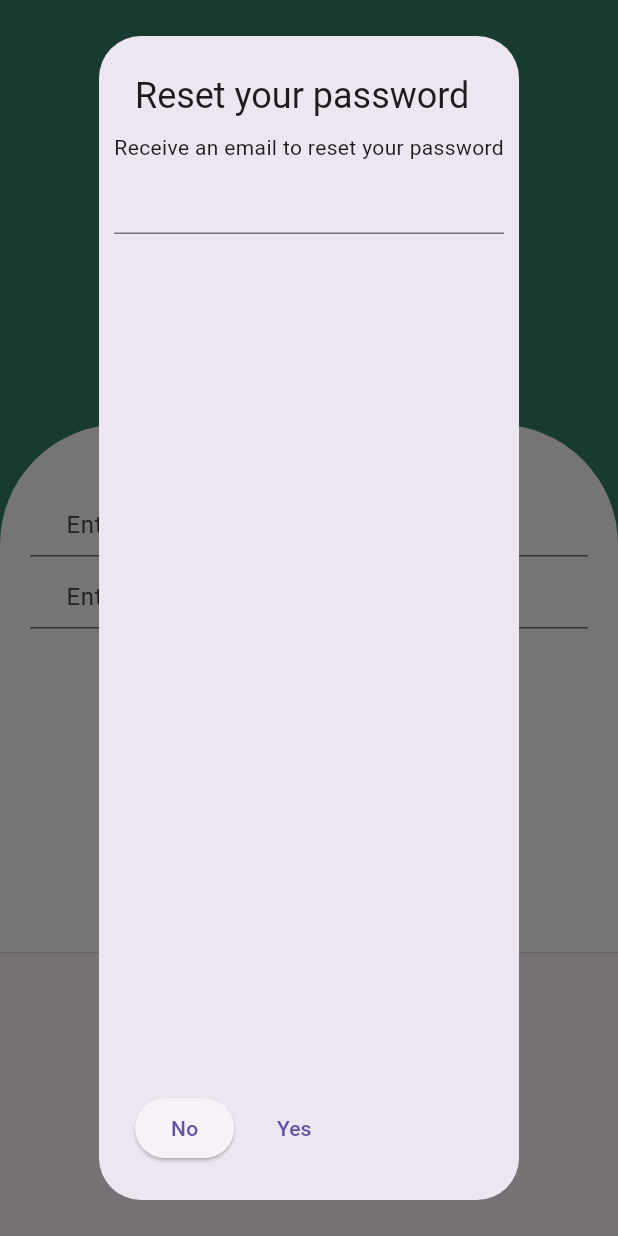
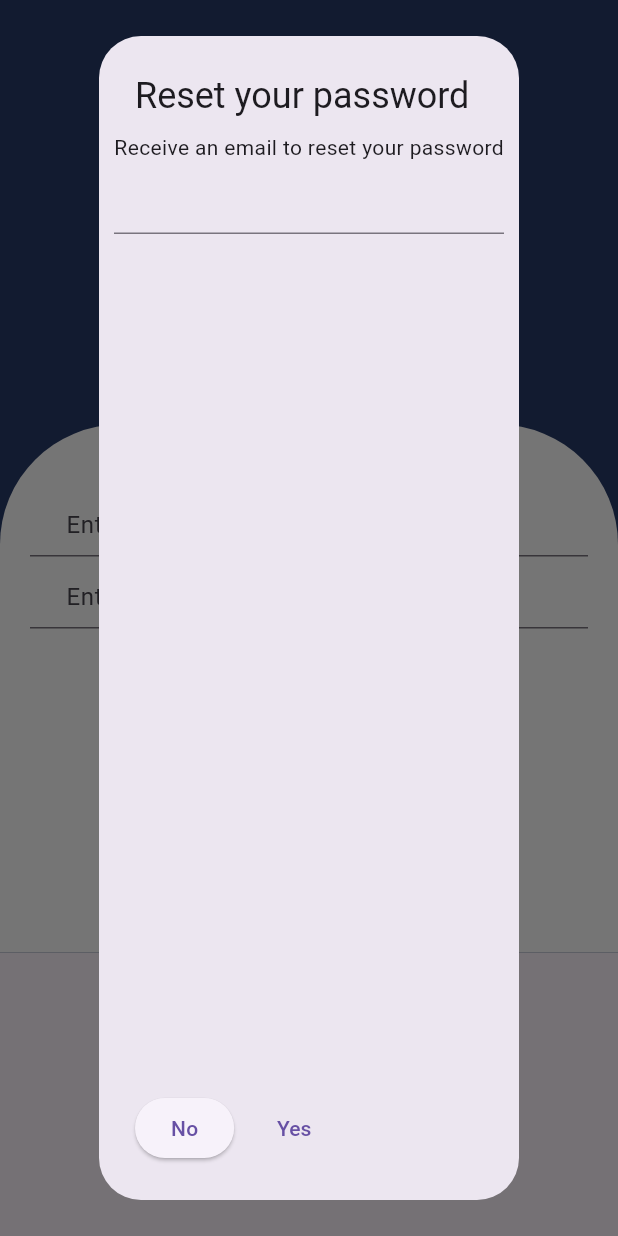
Before and after one commit to Hasnain077/new_chat, a Flutter app: the screen it shows after launch, after a tap on "Forgot Password?", on a phone screen of 412 x 824 dp. Run offline on Flutter 3.47's test engine with Material 2 defaults, Android fonts, the phone set to English and light mode, and no system bars; our stand-ins replace cloud_firestore, firebase_auth, firebase_core, font_awesome_flutter, get, shimmer; accounts and stored records are empty.

Commit message:
update 2

```diff
--- a/lib/main.dart
+++ b/lib/main.dart
@@ -1,6 +1,8 @@
+import 'package:firebase_auth/firebase_auth.dart';
 import 'package:firebase_core/firebase_core.dart';
 import 'package:flutter/material.dart';
 import 'package:get/get.dart';
+import 'package:newchat/screens/home_screen.dart';
 
 import 'package:newchat/screens/splash_screen.dart';
 import 'firebase_options.dart';
@@ -18,10 +20,12 @@ class MyApp extends StatelessWidget {
 
   @override
   Widget build(BuildContext context) {
+    final FirebaseAuth _auth = FirebaseAuth.instance;
+    bool isLogin = _auth.currentUser != null;
     return GetMaterialApp(
       theme: ThemeData(useMaterial3: true),
       debugShowCheckedModeBanner: false,
-      home: SplashScreen(),
+      home: isLogin ? HomeScreen() : SplashScreen(),
     );
   }
 }
--- a/lib/screens/change_password.dart
+++ b/lib/screens/change_password.dart
@@ -184,6 +184,8 @@ class _ChangePasswordState extends State<ChangePassword> {
                         _newPassword.text = "";
                         _oldPassword.text = "";
                         _confirmPassword.text = "";
+
+                        Navigator.pop(context);
                       },
                       child: Center(
                         child: const Text(
--- a/lib/screens/home_screen.dart
+++ b/lib/screens/home_screen.dart
@@ -43,23 +43,9 @@ class _HomeScreenState extends State<HomeScreen>
   Widget build(BuildContext context) {
     return Scaffold(
       appBar: AppBar(
-        // leading: IconButton(
-        //     onPressed: () async {
-        //       await FirebaseAuth.instance.signOut();
-        //       if (context.mounted) {
-        //         Navigator.pushAndRemoveUntil(
-        //             context,
-        //             MaterialPageRoute(builder: (_) => LoginScreen()),
-        //             (route) => false);
-        //       }
-        //     },
-        //     icon: Icon(
-        //       Icons.logout_outlined,
-        //       color: Colors.white,
-        //     )),
         backgroundColor: MyThem.primary,
         title: Text(
-          "WhatsApp",
+          "let's chat",
           style: TextStyle(color: Colors.white, fontSize: 18),
         ),
         actions: [
--- a/lib/screens/login_screen.dart
+++ b/lib/screens/login_screen.dart
@@ -83,7 +83,7 @@ class _LoginScreenState extends State<LoginScreen> {
                         height: 20,
                       ),
                       const Text(
-                        "Welcome to WhatsApp",
+                        "Let's chat_App",
                         style: TextStyle(fontSize: 20, color: Colors.white),
                       ),
                       const SizedBox(
--- a/lib/screens/splash_screen.dart
+++ b/lib/screens/splash_screen.dart
@@ -88,46 +88,6 @@ class _SplashScreenState extends State<SplashScreen>
             const SizedBox(
               height: 25,
             ),
-            PrimaryButton(
-              onButtonPressed: () {
-                Navigator.pushReplacement(
-                  context,
-                  MaterialPageRoute(
-                    builder: (c) => const SignUpScreen(),
-                  ),
-                );
-              },
-              textOnButton: "SIGN UP",
-              textStyle: TextStyle(
-                color: Colors.white,
-              ),
-              buttonStyle: ElevatedButton.styleFrom(
-                backgroundColor: MyThem.primary,
-                minimumSize: Size(170, 60),
-              ),
-            ),
-            SizedBox(
-              height: 10,
-            ),
-            PrimaryButton(
-              onButtonPressed: () {
-                Navigator.pushReplacement(
-                  context,
-                  MaterialPageRoute(
-                    builder: (c) => const LoginScreen(),
-                  ),
-                );
-              },
-              textOnButton: "SIGN IN",
-              textStyle: TextStyle(
-                fontSize: 15,
-                fontWeight: FontWeight.bold,
-              ),
-              buttonStyle: ElevatedButton.styleFrom(
-                backgroundColor: Colors.white,
-                minimumSize: Size(170, 60),
-              ),
-            ),
           ],
         ),
       ),
--- a/lib/utils/mythems.dart
+++ b/lib/utils/mythems.dart
@@ -1,6 +1,6 @@
 import 'package:flutter/material.dart';
 
 class MyThem {
-  static const Color primary = Color(0xFF367e6a);
-  static const Color chat = Color(0xFFe7ffdb);
+  static const Color primary = Color(0xFF273b69);
+  static const Color chat = Color(0xFF273b69);
 }
--- a/pubspec.yaml
+++ b/pubspec.yaml
@@ -46,6 +46,7 @@ dependencies:
   freezed_annotation: ^2.2.0
   json_annotation: ^4.8.0
   chat_bubbles: ^1.4.0
+  shimmer: ^2.0.0
 
 
 
```
Also changed, not shown: lib/controller/home_controller.dart (+38 -13 lines), lib/screens/chat_screen.dart (+10 -7 lines), lib/screens/fragments/chats.dart (+67 -3 lines), lib/screens/fragments/friends.dart (+1 -12 lines), assets/png/chatlogo.png, pubspec.lock.
